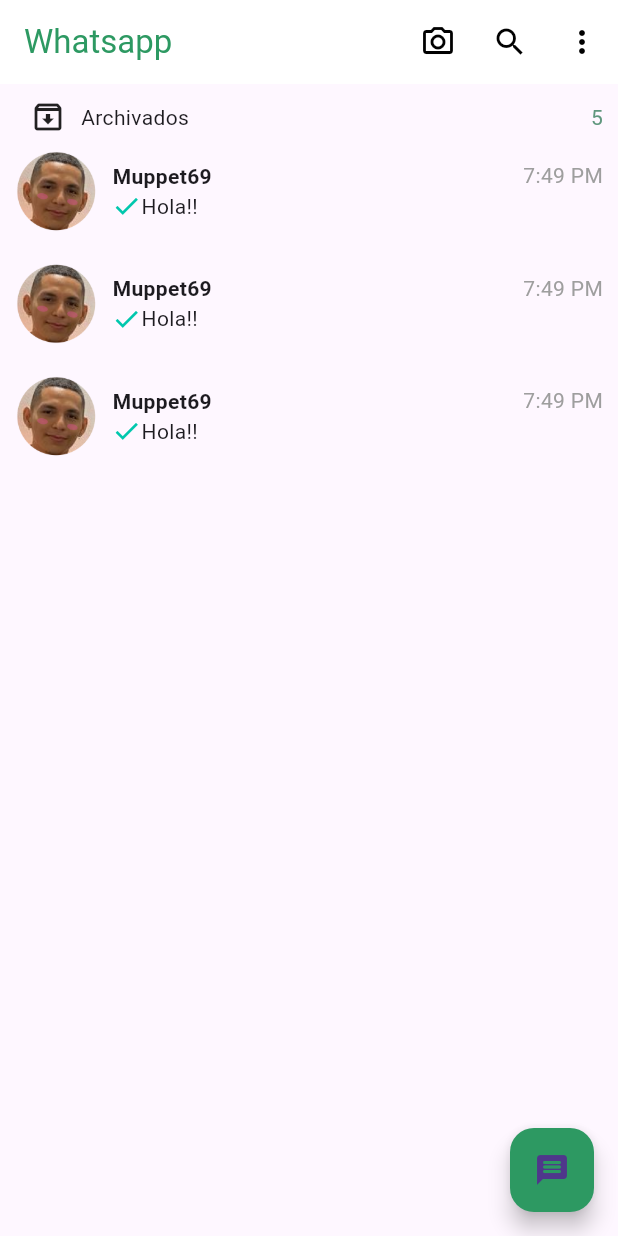
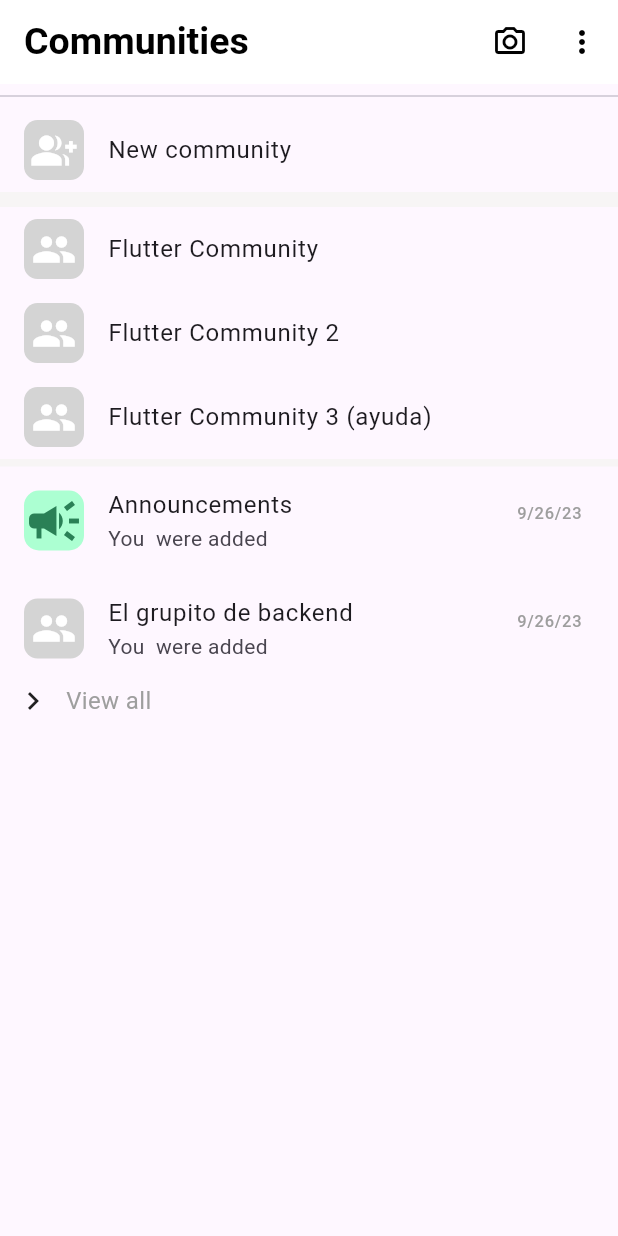
Before and after one commit to Diegdary/whatsapp, a Flutter app: the screen it shows after launch, on a phone screen of 412 x 824 dp. Run offline on Flutter 3.47's test engine with Material 3 defaults, Android fonts, the phone set to English and light mode, and no system bars.

```diff
--- /dev/null
+++ b/lib/Screens/Communities.dart
@@ -0,0 +1,196 @@
+import 'package:flutter/material.dart';
+import 'package:flutter/widgets.dart';
+
+class Community extends StatelessWidget {
+  const Community({super.key});
+
+  @override
+  Widget build(BuildContext context) {
+    return Scaffold(
+      appBar: AppBar(
+        // Here we take the value from the MyHomePage object that was created by
+        // the App.build method, and use it to set our appbar title.
+        title: Text(
+          "Communities",
+          style: TextStyle(
+              color: Color(0xFF000000),
+              fontWeight: FontWeight.bold,
+              fontSize: 25),
+        ),
+        backgroundColor: Color(0xFFFFFFFFF),
+
+        actions: [
+          IconButton(
+            onPressed: () {},
+            icon: Icon(Icons.camera_alt_outlined),
+            color: Color(0xFF000000),
+          ),
+          IconButton(
+              onPressed: () {},
+              icon: Icon(Icons.more_vert),
+              color: Color(0xFF000000))
+        ],
+      ),
+      body: ListView(
+        children: [
+          Divider(),
+          ListTile(
+            leading: Container(
+              height: 40,
+              width: 40,
+              decoration: BoxDecoration(
+                  color: Color.fromARGB(255, 212, 212, 212), // Color de fondo
+                  //shape: BoxShape.rectangle,
+                  borderRadius: BorderRadius.circular(9) // Forma del contenedor
+                  ),
+              child: Icon(
+                Icons.group_add,
+                color: Colors.white,
+                size: 30,
+              ),
+            ),
+            title: Text('New community'),
+            onTap: () {},
+          ),
+          Container(
+            height: 10,
+            color: Color.fromARGB(255, 247, 245, 245),
+          ),
+          ListTile(
+            leading: Container(
+              height: 40,
+              width: 40,
+              decoration: BoxDecoration(
+                  color: Color.fromARGB(255, 212, 212, 212), // Color de fondo
+                  //shape: BoxShape.rectangle,
+                  borderRadius: BorderRadius.circular(9) // Forma del contenedor
+                  ),
+              child: Icon(
+                Icons.group,
+                color: Colors.white,
+                size: 30,
+              ),
+            ),
+            title: Text('Flutter Community'),
+            onTap: () {},
+          ),
+          ListTile(
+            leading: Container(
+              height: 40,
+              width: 40,
+              decoration: BoxDecoration(
+                  color: Color.fromARGB(255, 212, 212, 212), // Color de fondo
+                  //shape: BoxShape.rectangle,
+                  borderRadius: BorderRadius.circular(9) // Forma del contenedor
+                  ),
+              child: Icon(
+                Icons.group,
+                color: Colors.white,
+                size: 30,
+              ),
+            ),
+            title: Text('Flutter Community 2'),
+            onTap: () {},
+          ),
+          ListTile(
+            leading: Container(
+              height: 40,
+              width: 40,
+              decoration: BoxDecoration(
+                  color: Color.fromARGB(255, 212, 212, 212), // Color de fondo
+                  //shape: BoxShape.rectangle,
+                  borderRadius: BorderRadius.circular(9) // Forma del contenedor
+                  ),
+              child: Icon(
+                Icons.group,
+                color: Colors.white,
+                size: 30,
+              ),
+            ),
+            title: Text('Flutter Community 3 (ayuda)'),
+            onTap: () {},
+
+          ),
+          Container(
+            height: 5,
+            color: Color.fromARGB(255, 247, 245, 245),
+          ),
+          ListTile(
+            leading: Container(
+                decoration: BoxDecoration(
+                    color: Color.fromARGB(255, 172, 255, 210), // Color de fondo
+                    //shape: BoxShape.rectangle,
+                    borderRadius:
+                        BorderRadius.circular(10) // Forma del contenedor
+                    ),
+                child: Icon(
+                  Icons.campaign,
+                  size: 40,
+                  color: const Color.fromARGB(255, 42, 128, 86),
+                )),
+            title: Text('Announcements'),
+            subtitle: Text('You  were added'),
+            trailing: Padding(
+              padding: const EdgeInsets.fromLTRB(0, 0, 0, 10),
+              child: Text(
+                "9/26/23",
+                style: TextStyle(color: Colors.grey, fontSize: 11),
+              ),
+            ),
+            onTap: () {},
+          ),
+          ListTile(
+            leading: Container(
+              height: 40,
+              width: 40,
+              decoration: BoxDecoration(
+                  color: Color.fromARGB(255, 212, 212, 212), // Color de fondo
+                  //shape: BoxShape.rectangle,
+                  borderRadius: BorderRadius.circular(9) // Forma del contenedor
+                  ),
+              child: Icon(
+                Icons.group,
+                color: Colors.white,
+                size: 30,
+              ),
+            ),
+            title: Text('El grupito de backend'),
+            subtitle: Text('You  were added'),
+            trailing: Padding(
+              padding: const EdgeInsets.fromLTRB(0, 0, 0, 10),
+              child: Text(
+                "9/26/23",
+                style: TextStyle(color: Colors.grey, fontSize: 11),
+              ),
+            ),
+            onTap: () {},
+          ),
+          Padding(
+            padding: const EdgeInsets.fromLTRB(10, 0, 0, 0),
+            child: Row(
+              children: [
+                Container(
+                  child: Icon(Icons.chevron_right),
+                ),
+                Padding(
+                  padding: const EdgeInsets.fromLTRB(10, 0, 0, 0),
+                  child: Container(
+                    child: Text(
+                      "View all",
+                      style: TextStyle(color: Colors.grey, fontSize: 16),
+                    ),
+                  ),
+                ),
+                Divider(),
+                Container(
+            height: 10,
+            color: Color.fromARGB(255, 247, 245, 245),
+          ),
+              ],
+            ),
+          )
+        ],
+      ),
+    );
+  }
+}
--- a/lib/Screens/Settings.dart
+++ b/lib/Screens/Settings.dart
@@ -89,9 +89,9 @@ class Settings extends StatelessWidget {
           Divider(color: Colors.grey[300]),
           ListTile(
             leading: Icon(Icons.vpn_key),
-            title: Text('Cuenta'),
+            title: Text('Account'),
             subtitle: Text(
-              'Notificaciones de seguridad, cambiar de número',
+              'Security notifications, change number',
               style: TextStyle(
                 color: Colors.grey,
                 fontSize: 12,
@@ -101,9 +101,9 @@ class Settings extends StatelessWidget {
           ),
           ListTile(
             leading: Icon(Icons.lock),
-            title: Text('Cuenta'),
+            title: Text('Privacy'),
             subtitle: Text(
-              'Bloquear contactos, mensajes temporales',
+              'Block contacts, disappearing messages',
               style: TextStyle(
                 color: Colors.grey,
                 fontSize: 12,
@@ -115,7 +115,7 @@ class Settings extends StatelessWidget {
             leading: Icon(Icons.face),
             title: Text('Avatar'),
             subtitle: Text(
-              'Crear, editar, administrar foto de perfil',
+              'Creat, edit profile photo',
               style: TextStyle(
                 color: Colors.grey,
                 fontSize: 12,
@@ -127,7 +127,7 @@ class Settings extends StatelessWidget {
             leading: Icon(Icons.message),
             title: Text('Chats'),
             subtitle: Text(
-              'Tema, fondos de pantalla, historial de chat',
+              'Themes, wallpapers, chat history',
               style: TextStyle(
                 color: Colors.grey,
                 fontSize: 12,
@@ -137,9 +137,9 @@ class Settings extends StatelessWidget {
           ),
           ListTile(
             leading: Icon(Icons.notifications),
-            title: Text('Notificaciones'),
+            title: Text('Notifications'),
             subtitle: Text(
-              'Tono de mensajes, grupos y llamadas',
+              'Message, group & call tones',
               style: TextStyle(
                 color: Colors.grey,
                 fontSize: 12,
@@ -149,9 +149,9 @@ class Settings extends StatelessWidget {
           ),
           ListTile(
             leading: Icon(Icons.data_usage),
-            title: Text('Almacenamiento y datos'),
+            title: Text('Storage and data'),
             subtitle: Text(
-              'Uso de red, descarga automática',
+              'Network usage,auto-download',
               style: TextStyle(
                 color: Colors.grey,
                 fontSize: 12,
@@ -161,9 +161,9 @@ class Settings extends StatelessWidget {
           ),
           ListTile(
             leading: Icon(Icons.language),
-            title: Text('Idioma de la aplicación'),
+            title: Text('App language'),
             subtitle: Text(
-              'Español (idioma del dispositivo)',
+              'English(device s language)',
               style: TextStyle(
                 color: Colors.grey,
                 fontSize: 12,
@@ -173,9 +173,9 @@ class Settings extends StatelessWidget {
           ),
           ListTile(
             leading: Icon(Icons.help),
-            title: Text('Ayuda'),
+            title: Text('Help'),
             subtitle: Text(
-              'Centro de ayuda, contáctanos, política de privacidad',
+              'No one s coming to help you',
               style: TextStyle(
                 color: Colors.grey,
                 fontSize: 12,
@@ -185,7 +185,7 @@ class Settings extends StatelessWidget {
           ),
           ListTile(
             leading: Icon(Icons.person_add),
-            title: Text('Invitar amigos'),
+            title: Text('Invite a friend'),
             onTap: () {},
           ),
           Padding(
--- a/lib/Widgets/MyApp.dart
+++ b/lib/Widgets/MyApp.dart
@@ -1,4 +1,5 @@
 import 'package:flutter/material.dart';
+import 'package:whatsapp/Screens/Communities.dart';
 import 'package:whatsapp/Screens/Settings.dart';
 
 import '../Screens/MyHomePage.dart';
@@ -26,7 +27,8 @@ class MyApp extends StatelessWidget {
       ),
       // const MyHomePage(title:'Whatsapp')
       //home: const Settings(),
-      home: const MyHomePage(title:'Whatsapp'),
+      // const Community(),
+      home: const Community(),
     );
   }
 }
```
